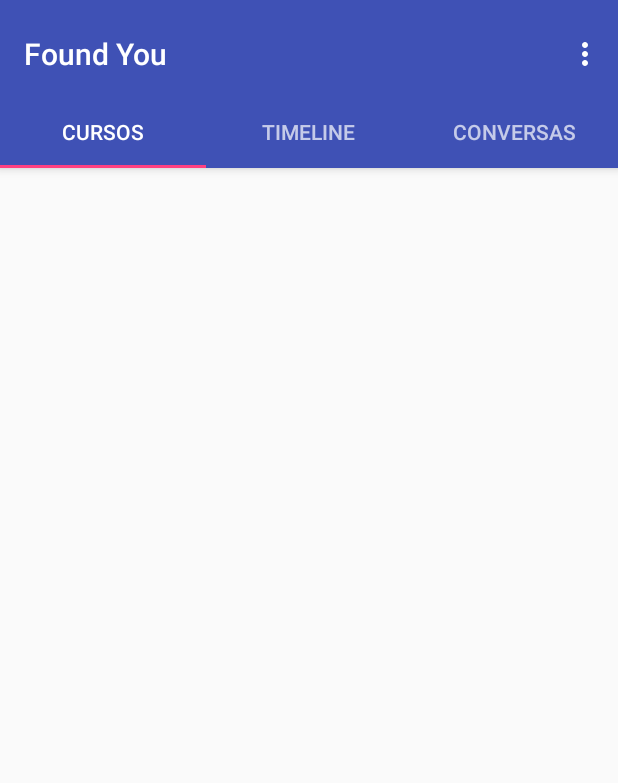
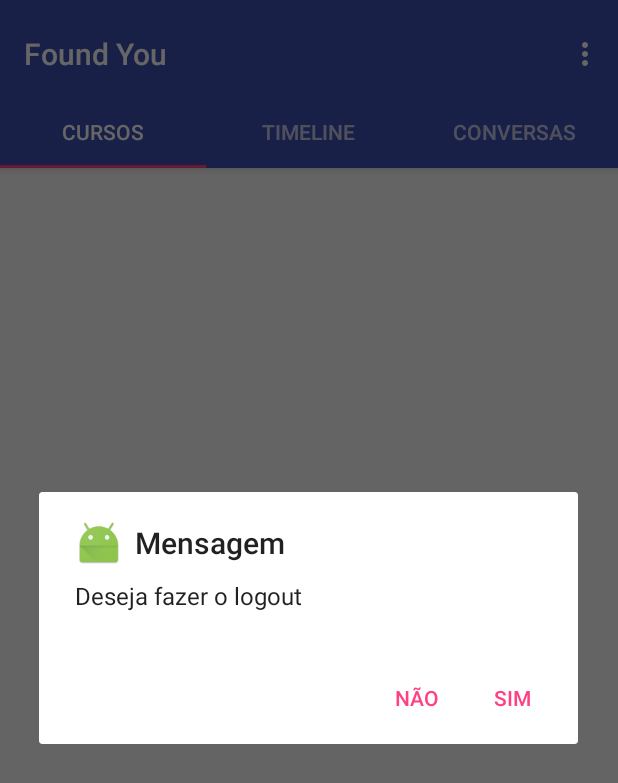
Before and after one commit to strawberryunimonte/ProjetoIntegradorV, an Android app: the screen it shows after launch once a user with an empty profile is signed in (ActivityBase), in the options menu, after a tap on "Sair", on a phone screen of 412 x 824 dp. Shown: the top 783 px of the screen. Run offline under Robolectric (Android 15) with nearby library versions, the light colour scheme and no system bars; our stand-ins replace Firebase (no records; nobody signed in at launch, a user with empty details on screens opened directly).

Commit message:
Correções do teste feito na sexta 16/09
Corte dos espaços no fim da String;
Verificação de sinal da rede;
Ligação com as tela de Cadastro;
Logout a partir do menu da Activity Base;

```diff
--- a/FoundYou/app/src/main/java/com/example/strawberry/foundyou/ActivityBase.java
+++ b/FoundYou/app/src/main/java/com/example/strawberry/foundyou/ActivityBase.java
@@ -2,6 +2,7 @@ package com.example.strawberry.foundyou;
 
 import android.app.AlertDialog;
 import android.content.DialogInterface;
+import android.content.Intent;
 import android.content.SharedPreferences;
 import android.graphics.Color;
 import android.support.design.widget.TabLayout;
@@ -19,6 +20,7 @@ import android.view.MenuItem;
 import android.widget.Button;
 
 import com.example.strawberry.foundyou.FragmentosAcitivityBase.TimeLineFragmento;
+import com.google.firebase.auth.FirebaseAuth;
 
 public class ActivityBase extends AppCompatActivity {
 
@@ -41,6 +43,14 @@ public class ActivityBase extends AppCompatActivity {
 
         Toolbar toolbar = (Toolbar) findViewById(R.id.toolbar);
         setSupportActionBar(toolbar);
+
+        toolbar.setOnMenuItemClickListener(new Toolbar.OnMenuItemClickListener() {
+            @Override
+            public boolean onMenuItemClick(MenuItem item) {
+                Alerta();
+                return true;
+            }
+        });
 
         mViewPager = (ViewPager) findViewById(R.id.container);
         TabLayout tabLayout = (TabLayout) findViewById(R.id.tabs);
@@ -70,7 +80,6 @@ public class ActivityBase extends AppCompatActivity {
 
             }
         });
-
     }
 
     @Override
@@ -163,4 +172,31 @@ public class ActivityBase extends AppCompatActivity {
 
     }
 
+    public void Alerta(){
+
+        AlertDialog.Builder builder = new AlertDialog.Builder(ActivityBase.this);
+        builder.setTitle("Mensagem");
+        builder.setMessage("Deseja fazer o logout");
+        builder.setPositiveButton("Sim", new DialogInterface.OnClickListener() {
+
+            public void onClick(DialogInterface dialog, int which) {
+
+                FirebaseAuth.getInstance().signOut();
+                Intent intent = new Intent(ActivityBase.this,ActivityLogin.class);
+                startActivity(intent);
+                finish();
+
+            };
+
+        });
+        builder.setNegativeButton("Não", new DialogInterface.OnClickListener() {
+
+            @Override
+            public void onClick(DialogInterface dialog, int which) {
+
+            }
+        });
+        builder.setIcon(R.mipmap.ic_launcher);
+        builder.show();
+    }
 }
--- a/FoundYou/app/src/main/java/com/example/strawberry/foundyou/FragmentosAcitivityBase/TimeLineFragmento.java
+++ b/FoundYou/app/src/main/java/com/example/strawberry/foundyou/FragmentosAcitivityBase/TimeLineFragmento.java
@@ -23,7 +23,7 @@ public class TimeLineFragmento extends android.support.v4.app.Fragment {
 
         final View view = inflater.inflate(R.layout.fragmento_timeline,container,false);
 
-        Toast.makeText(getContext(),"Olá",Toast.LENGTH_LONG).show();
+        //Toast.makeText(getContext(),"Olá",Toast.LENGTH_SHORT).show();
 
         return view;
     }
```
Also changed, not shown: FoundYou/app/src/main/java/com/example/strawberry/foundyou/ActivityLogin.java (+79 -9 lines), FoundYou/app/src/main/res/layout/activity_login.xml (+11 -0 lines).
